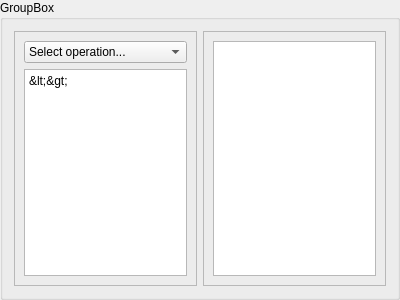
This is ui/op_builder.ui in slaclab/paws as Qt 5 draws it before an edit. The edited form follows.
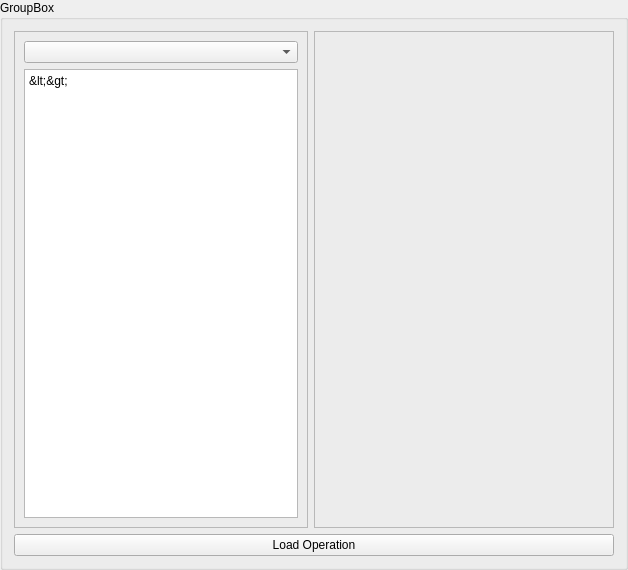
This is the edited form.

Diff of the .ui file:
```diff
--- a/ui/op_builder.ui
+++ b/ui/op_builder.ui
@@ -6,8 +6,8 @@
    <rect>
     <x>0</x>
     <y>0</y>
-    <width>400</width>
-    <height>300</height>
+    <width>628</width>
+    <height>570</height>
    </rect>
   </property>
   <property name="windowTitle">
@@ -16,9 +16,9 @@
   <property name="title">
    <string>GroupBox</string>
   </property>
-  <layout class="QHBoxLayout" name="horizontalLayout">
-   <item>
-    <widget class="QFrame" name="frame">
+  <layout class="QGridLayout" name="gridLayout_4">
+   <item row="0" column="0">
+    <widget class="QFrame" name="op_frame">
      <property name="frameShape">
       <enum>QFrame::StyledPanel</enum>
      </property>
@@ -27,13 +27,7 @@
      </property>
      <layout class="QVBoxLayout" name="verticalLayout">
       <item>
-       <widget class="QComboBox" name="op_selector">
-        <item>
-         <property name="text">
-          <string>Select operation...</string>
-         </property>
-        </item>
-       </widget>
+       <widget class="QComboBox" name="op_selector"/>
       </item>
       <item>
        <widget class="QPlainTextEdit" name="op_info">
@@ -48,8 +42,14 @@
      </layout>
     </widget>
    </item>
-   <item>
-    <widget class="QFrame" name="frame_2">
+   <item row="0" column="1">
+    <widget class="QFrame" name="arg_frame">
+     <property name="minimumSize">
+      <size>
+       <width>300</width>
+       <height>0</height>
+      </size>
+     </property>
      <property name="frameShape">
       <enum>QFrame::StyledPanel</enum>
      </property>
@@ -58,11 +58,22 @@
      </property>
      <layout class="QVBoxLayout" name="verticalLayout_2">
       <item>
-       <widget class="QTableView" name="arg_input"/>
+       <layout class="QGridLayout" name="nameval_layout"/>
       </item>
      </layout>
-     <zorder>frame</zorder>
-     <zorder>arg_input</zorder>
+    </widget>
+   </item>
+   <item row="1" column="0" colspan="2">
+    <widget class="QPushButton" name="load_op_button">
+     <property name="minimumSize">
+      <size>
+       <width>2</width>
+       <height>0</height>
+      </size>
+     </property>
+     <property name="text">
+      <string>Load Operation</string>
+     </property>
     </widget>
    </item>
   </layout>
```
